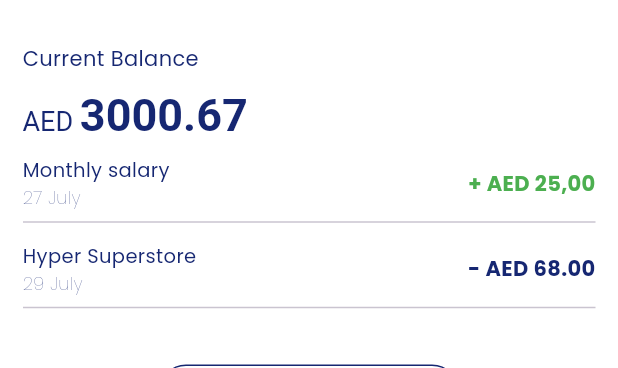
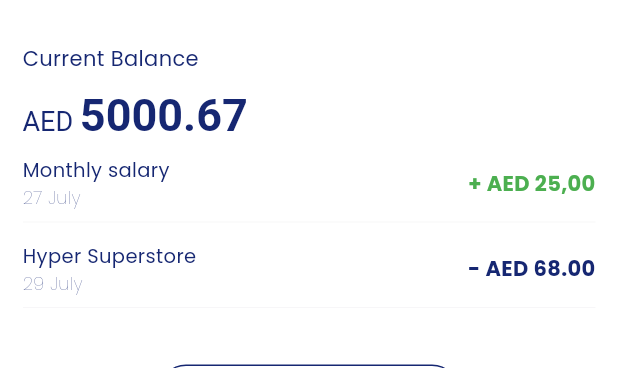
Before and after one commit to Usamakabir07/top_up_app, a Flutter app: the DashboardScreen screen opened by its route, on a phone screen of 412 x 824 dp, the part 84-452 px from its top. Run offline on Flutter 3.47's test engine with Material 3 defaults, Android fonts, the phone set to English and light mode, and no system bars; our stand-ins replace country_code_picker, dio, expandable, flutter_native_splash, fluttertoast, get_it and 3 more; accounts and stored records are empty; network calls fail.

Commit message:
some improvements have been made

```diff
--- a/lib/route_generator.dart
+++ b/lib/route_generator.dart
@@ -2,7 +2,6 @@ import 'package:flutter/material.dart';
 import 'package:get_storage/get_storage.dart';
 import 'package:top_up_app/infrastructure/beneficiary/model/beneficiary_model.dart';
 import 'package:top_up_app/view/screens/auth/login_screen.dart';
-import 'package:top_up_app/view/screens/beneficiaries/beneficiaries_screen.dart';
 import 'package:top_up_app/view/screens/dashboard/dashboard_screen.dart';
 import 'package:top_up_app/view/screens/home/home_screen.dart';
 import 'package:top_up_app/view/screens/topUp/top_up_screen.dart';
@@ -17,16 +16,16 @@ class RouteGenerator {
     final GetStorage getStorage = serviceLocator<GetStorage>();
     final Widget view;
     final bool isVerified = getStorage.hasData(PrefsKeys.isVerified);
+
     switch (settings.name) {
       case LoginScreen.routeName:
         view = const LoginScreen();
         break;
+
       case HomeScreen.routeName:
         view = const HomeScreen();
         break;
-      case BeneficiariesScreen.routeName:
-        view = const BeneficiariesScreen();
-        break;
+
       case TopUpScreen.routeName:
         view = TopUpScreen(
           beneficiaryDetail: Beneficiary(
@@ -36,9 +35,11 @@ class RouteGenerator {
           ),
         );
         break;
+
       case DashboardScreen.routeName:
         view = const DashboardScreen();
         break;
+
       default:
         view = isVerified ? const DashboardScreen() : const LoginScreen();
     }
--- a/lib/view/screens/dashboard/widgets/custom_app_bar.dart
+++ b/lib/view/screens/dashboard/widgets/custom_app_bar.dart
@@ -7,6 +7,7 @@ PreferredSize customAppBar() {
   return PreferredSize(
     preferredSize: const Size(double.infinity, 70),
     child: AppBar(
+      centerTitle: false,
       title: Image.asset(
         AppImages.appLogo2,
         height: 60,
--- a/lib/view/screens/home/home_screen.dart
+++ b/lib/view/screens/home/home_screen.dart
@@ -99,7 +99,7 @@ class _HomeScreenState extends State<HomeScreen> {
                 ),
               ],
             ),
-            const Divider(),
+            const Divider(thickness: 0.1),
             const SizedBox(
               height: 5,
             ),
@@ -132,7 +132,7 @@ class _HomeScreenState extends State<HomeScreen> {
                 ),
               ],
             ),
-            const Divider(),
+            const Divider(thickness: 0.1),
             const SizedBox(
               height: 30,
             ),
--- a/lib/viewModels/auth_view_model.dart
+++ b/lib/viewModels/auth_view_model.dart
@@ -2,18 +2,22 @@ import 'package:flutter/material.dart';
 import 'package:get_storage/get_storage.dart';
 import 'package:top_up_app/common/prefs_keys.dart';
 import 'package:top_up_app/utils/navigation_service.dart';
+import 'package:top_up_app/view/screens/auth/login_screen.dart';
 
 import '../infrastructure/catalog_facade_service.dart';
 import '../view/screens/dashboard/dashboard_screen.dart';
 
 class AuthViewModel extends ChangeNotifier {
-  AuthViewModel({required this.catalogFacadeService, required this.getStorage});
+  AuthViewModel({
+    required this.catalogFacadeService,
+    required this.getStorage,
+  });
   final CatalogFacadeService catalogFacadeService;
   final GetStorage getStorage;
 
   void navigateToTheDashboard(bool isNavigated) {
-    ///Here is the code for HTTP call
-    // catalogFacadeService.login(email: "email", password: "password");
+    //Here is the code for HTTP call
+    /// catalogFacadeService.login(email: "email", password: "password");
     getStorage.write(PrefsKeys.isVerified, isNavigated);
     notifyListeners();
     Navigator.pushNamedAndRemoveUntil(
@@ -22,4 +26,12 @@ class AuthViewModel extends ChangeNotifier {
       (Route<dynamic> route) => false,
     );
   }
+
+  void logout() {
+    getStorage.remove(PrefsKeys.isVerified);
+    Navigator.pushReplacementNamed(
+      NavigationService.navigatorKey.currentContext!,
+      LoginScreen.routeName,
+    );
+  }
 }
--- a/lib/viewModels/dashboard_view_model.dart
+++ b/lib/viewModels/dashboard_view_model.dart
@@ -1,13 +1,16 @@
+import 'package:dio/dio.dart';
 import 'package:flutter/material.dart';
 import 'package:get_storage/get_storage.dart';
 import 'package:provider/provider.dart';
 import 'package:top_up_app/common/prefs_keys.dart';
 import 'package:top_up_app/infrastructure/beneficiary/model/beneficiary_model.dart';
+import 'package:top_up_app/injection_container.dart';
 import 'package:top_up_app/utils/global_function.dart';
 import 'package:top_up_app/utils/navigation_service.dart';
 import 'package:top_up_app/view/screens/beneficiaries/beneficiaries_screen.dart';
 import 'package:top_up_app/view/screens/dashboard/dashboard_screen.dart';
 import 'package:top_up_app/view/screens/home/home_screen.dart';
+import 'package:top_up_app/viewModels/auth_view_model.dart';
 import 'package:top_up_app/viewModels/beneficiary_view_model.dart';
 
 import '../infrastructure/catalog_facade_service.dart';
@@ -46,7 +49,16 @@ class DashboardViewModel extends ChangeNotifier {
   final List<Widget> _dashboardWidgets = [
     const HomeScreen(),
     const BeneficiariesScreen(),
-    const Center(child: Text('Profile will appear here')),
+    Center(
+      child: ElevatedButton(
+        onPressed: () {
+          serviceLocator<AuthViewModel>().logout();
+        },
+        child: const Text(
+          "Logout the user",
+        ),
+      ),
+    ),
   ];
   List<Widget> get dashboardWidgets => _dashboardWidgets;
 
@@ -64,7 +76,6 @@ class DashboardViewModel extends ChangeNotifier {
   }
 
   void getTheBalance() {
-
     ///Here is the code for HTTP call
     // catalogFacadeService.getBalance();
 
@@ -72,7 +83,7 @@ class DashboardViewModel extends ChangeNotifier {
       _accountBalance = getStorage.read(PrefsKeys.accountBalance);
       notifyListeners();
     } else {
-      _accountBalance = 3000.67;
+      _accountBalance = 5000.67;
       getStorage.write(PrefsKeys.accountBalance, _accountBalance);
     }
     notifyListeners();
@@ -92,6 +103,7 @@ class DashboardViewModel extends ChangeNotifier {
   void setNewBalance(double newBalance) async {
     _isRecharging = true;
     notifyListeners();
+    try {
       await Future.delayed(const Duration(seconds: 3));
       Beneficiary beneficiary = Provider.of<BeneficiaryViewModel>(
               NavigationService.navigatorKey.currentContext!,
@@ -103,7 +115,8 @@ class DashboardViewModel extends ChangeNotifier {
           .updateBeneficiaryData(beneficiary, newBalance);
       if (newBalance > _accountBalance) {
         showToast(
-        message: "You don't have sufficient balance to use this top-up option",
+          message:
+              "You don't have sufficient balance to use this top-up option",
           context: NavigationService.navigatorKey.currentContext!,
         );
       } else if (!isAllowedForTransaction) {
@@ -135,6 +148,17 @@ class DashboardViewModel extends ChangeNotifier {
           context: NavigationService.navigatorKey.currentContext!,
         );
       }
+    } on DioException catch (e) {
+      showToast(
+        message: "Something went wrong!\n$e",
+        context: NavigationService.navigatorKey.currentContext!,
+      );
+    } catch (e) {
+      showToast(
+        message: "Something went wrong!\n$e",
+        context: NavigationService.navigatorKey.currentContext!,
+      );
+    }
     _isRecharging = false;
     notifyListeners();
   }
--- a/lib/viewModels/top_up_view_model.dart
+++ b/lib/viewModels/top_up_view_model.dart
@@ -22,6 +22,7 @@ class TopUpViewModel extends ChangeNotifier {
     30.00,
     50.00,
     100.00,
+    500.00,
   ];
   List<double> get topUpOptions => _topUpOptions;
 
```
Also changed, not shown: lib/view/commonWidgets/widget_dialog.dart (added, +70 -0 lines), lib/view/screens/beneficiaries/widgets/beneficiary_card.dart (+22 -6 lines), lib/view/screens/topUp/widgets/expandable_selection_widget.dart (+6 -4 lines), lib/viewModels/beneficiary_view_model.dart (+58 -23 lines), pubspec.lock, 3 other files. Lines whose indentation alone changed are shown as unchanged.
